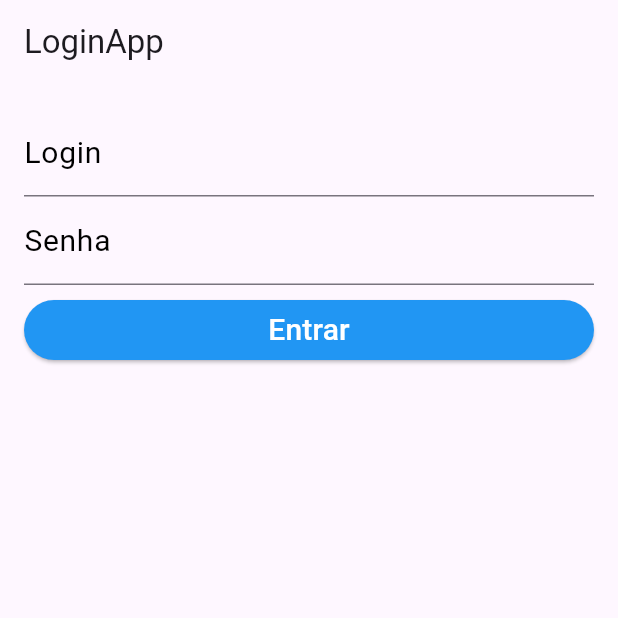
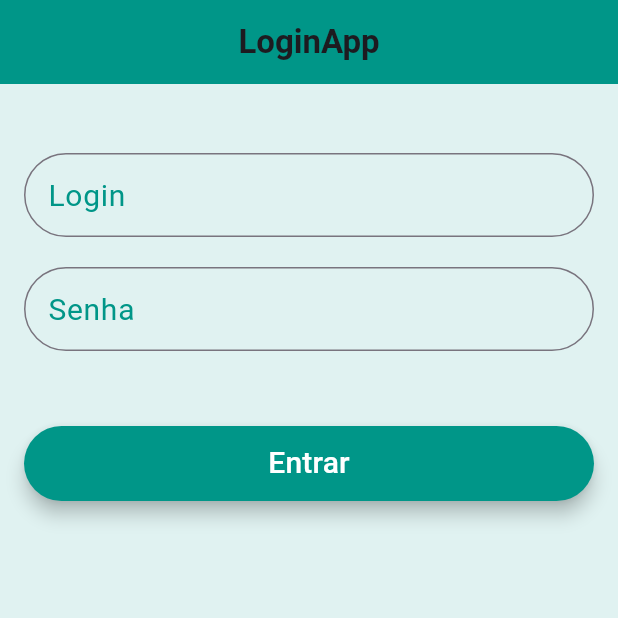
Before and after one commit to GuRodri/FigurasGeometricasFlutter, a Flutter app: the screen it shows after launch, on a phone screen of 412 x 824 dp, the top half of it. Run offline on Flutter 3.47's test engine with Material 3 defaults, Android fonts, the phone set to English and light mode, and no system bars; our stand-ins replace fluttertoast.

Commit message:
Codigo estilizado1

```diff
--- a/flutter_figuras_geometricas/lib/pages/login_page.dart
+++ b/flutter_figuras_geometricas/lib/pages/login_page.dart
@@ -1,9 +1,6 @@
 import 'package:flutter/material.dart';
-//import 'package:flutter_figuras_geometricas/pages/figurasgeometricas_page.dart';
 import 'package:fluttertoast/fluttertoast.dart';
-
 import 'bemvindo_page.dart';
-
 
 class Login extends StatefulWidget {
   const Login({super.key});
@@ -36,8 +33,11 @@ class _LoginState extends State<Login> {
   @override
   Widget build(BuildContext context) {
     return Scaffold(
+      backgroundColor: Colors.teal[50],
       appBar: AppBar(
-        title: const Text('LoginApp'),
+        title: const Text('LoginApp', style: TextStyle(fontWeight: FontWeight.bold)),
+        backgroundColor: Colors.teal,
+        centerTitle: true,
       ),
       body: Padding(
         padding: const EdgeInsets.all(16.0),
@@ -51,8 +51,11 @@ class _LoginState extends State<Login> {
       key: formKey,
       child: ListView(
         children: <Widget>[
+          SizedBox(height: 30),
           textFormFieldLogin(),
+          SizedBox(height: 20),
           textFormFieldSenha(),
+          SizedBox(height: 30),
           containerButtonEntrar(context),
         ],
       ),
@@ -64,10 +67,19 @@ class _LoginState extends State<Login> {
       controller: tecLogin,
       keyboardType: TextInputType.text,
       style: const TextStyle(color: Colors.black),
-      decoration: const InputDecoration(
+      decoration: InputDecoration(
         labelText: "Login",
-        labelStyle: TextStyle(fontSize: 20.0, color: Colors.black),
+        labelStyle: const TextStyle(fontSize: 20.0, color: Colors.teal),
         hintText: "Informe o login",
+        hintStyle: const TextStyle(color: Colors.grey),
+        border: OutlineInputBorder(
+          borderRadius: BorderRadius.circular(30),
+          borderSide: const BorderSide(color: Colors.teal),
+        ),
+        focusedBorder: OutlineInputBorder(
+          borderRadius: BorderRadius.circular(30),
+          borderSide: const BorderSide(color: Colors.teal, width: 2),
+        ),
       ),
       validator: (value) {
         if (value == null || value.isEmpty) {
@@ -84,10 +96,19 @@ class _LoginState extends State<Login> {
       obscureText: true,
       keyboardType: TextInputType.text,
       style: const TextStyle(color: Colors.black),
-      decoration: const InputDecoration(
+      decoration: InputDecoration(
         labelText: "Senha",
-        labelStyle: TextStyle(fontSize: 20.0, color: Colors.black),
+        labelStyle: const TextStyle(fontSize: 20.0, color: Colors.teal),
         hintText: "Informe a senha",
+        hintStyle: const TextStyle(color: Colors.grey),
+        border: OutlineInputBorder(
+          borderRadius: BorderRadius.circular(30),
+          borderSide: const BorderSide(color: Colors.teal),
+        ),
+        focusedBorder: OutlineInputBorder(
+          borderRadius: BorderRadius.circular(30),
+          borderSide: const BorderSide(color: Colors.teal, width: 2),
+        ),
       ),
       validator: (value) {
         if (value == null || value.isEmpty) {
@@ -100,19 +121,22 @@ class _LoginState extends State<Login> {
 
   Container containerButtonEntrar(BuildContext context) {
     return Container(
-      height: 40.0,
-      margin: const EdgeInsets.only(top: 10.0),
+      height: 50.0,
+      margin: const EdgeInsets.only(top: 20.0),
       child: ElevatedButton(
         style: ElevatedButton.styleFrom(
-          backgroundColor: Colors.blue,
-          foregroundColor: Colors.white,
+          foregroundColor: Colors.white, backgroundColor: Colors.teal,
+          shape: RoundedRectangleBorder(
+            borderRadius: BorderRadius.circular(30),
+          ),
+          elevation: 5,
         ),
         onPressed: () {
           onClickLogin(context);
         },
         child: const Text(
           'Entrar',
-          style: TextStyle(color: Colors.white, fontSize: 20.0),
+          style: TextStyle(fontSize: 20.0),
         ),
       ),
     );
@@ -130,8 +154,8 @@ class _LoginState extends State<Login> {
       Navigator.push(
         context,
         MaterialPageRoute(
-          builder: (context) => Bemvindo(nome: nomeEntrada, sobrenome: sobrenomeEntrada)),
-
+          builder: (context) => Bemvindo(nome: nomeEntrada, sobrenome: sobrenomeEntrada),
+        ),
       );
       showLongToast("Login efetuado com sucesso!!!");
     } else {
```
